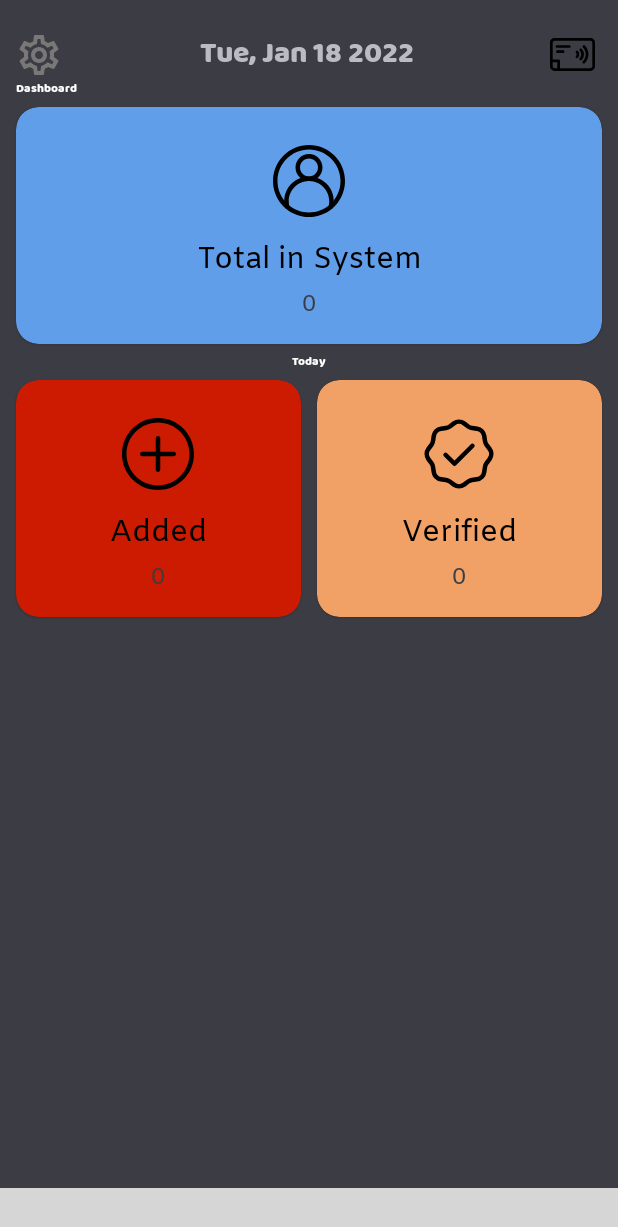
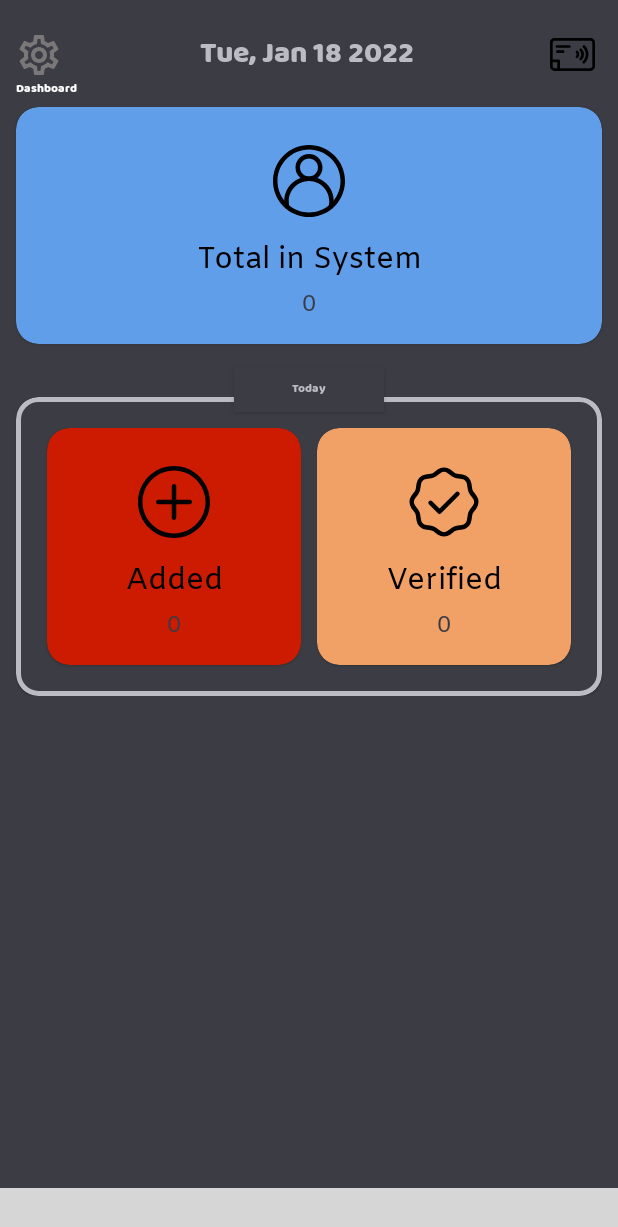
Before and after one commit to Amark18/Check_Verification_System, an Android app: the MainActivity screen opened directly, with no data from a screen before it, on a phone screen of 412 x 824 dp. Shown: the top 1227 px of the screen. Run offline under Robolectric (Android 15) with nearby library versions, the phone set to English and light mode, and no system bars; our stand-ins replace Firebase (no records; nobody signed in at launch, a user with empty details on screens opened directly); libraries missing offline, so code that uses them is left out: com.irfaan008.irbottomnavigation, www.sanju.motiontoast; plain views replace SpaceNavigationView; Roboto replaces fonts that are not available here; 12 statements that could not run were skipped; grey boxes are pictures that could not be loaded.

Commit message:
UI improvement in dashboard for better TODAY visibility

```diff
--- a/app/src/main/res/layout/activity_main.xml
+++ b/app/src/main/res/layout/activity_main.xml
@@ -185,22 +185,37 @@
 
                     <TextView
                         android:id="@+id/today_text"
-                        android:layout_width="match_parent"
-                        android:layout_height="wrap_content"
+                        android:layout_width="100dp"
+                        android:layout_height="30dp"
+                        android:layout_marginTop="10dp"
                         android:layout_marginHorizontal="5dp"
                         android:fontFamily="@font/baloo_bhai"
+                        android:background="@color/grayDark"
                         android:text="@string/today_text"
-                        android:textColor="@color/white"
+                        android:textColor="@color/grayLight"
+                        android:elevation="2dp"
                         android:gravity="center"
+                        android:layout_gravity="center"
                         android:textSize="@dimen/dimen_24"
                         app:layout_constraintEnd_toEndOf="parent"
                         app:layout_constraintStart_toStartOf="parent"
                         app:layout_constraintTop_toTopOf="parent"/>
 
+                    <com.google.android.material.card.MaterialCardView
+                        android:layout_width="match_parent"
+                        android:layout_height="wrap_content"
+                        app:cardBackgroundColor="@color/grayDark"
+                        android:layout_marginTop="-10dp"
+                        android:layout_marginHorizontal="5dp"
+                        app:strokeWidth="3dp"
+                        app:cardCornerRadius="15dp"
+                        app:strokeColor="@color/grayLight">
+
                         <LinearLayout
                             android:layout_width="match_parent"
                             android:layout_height="wrap_content"
                             android:orientation="horizontal"
+                            android:padding="15dp"
                             android:weightSum="2">
 
                             <com.google.android.material.card.MaterialCardView
@@ -327,6 +342,8 @@
 
                         </LinearLayout>
 
+                </com.google.android.material.card.MaterialCardView>
+
                 </LinearLayout>
 
                 <LinearLayout
```
Lines whose indentation alone changed are shown as unchanged.
